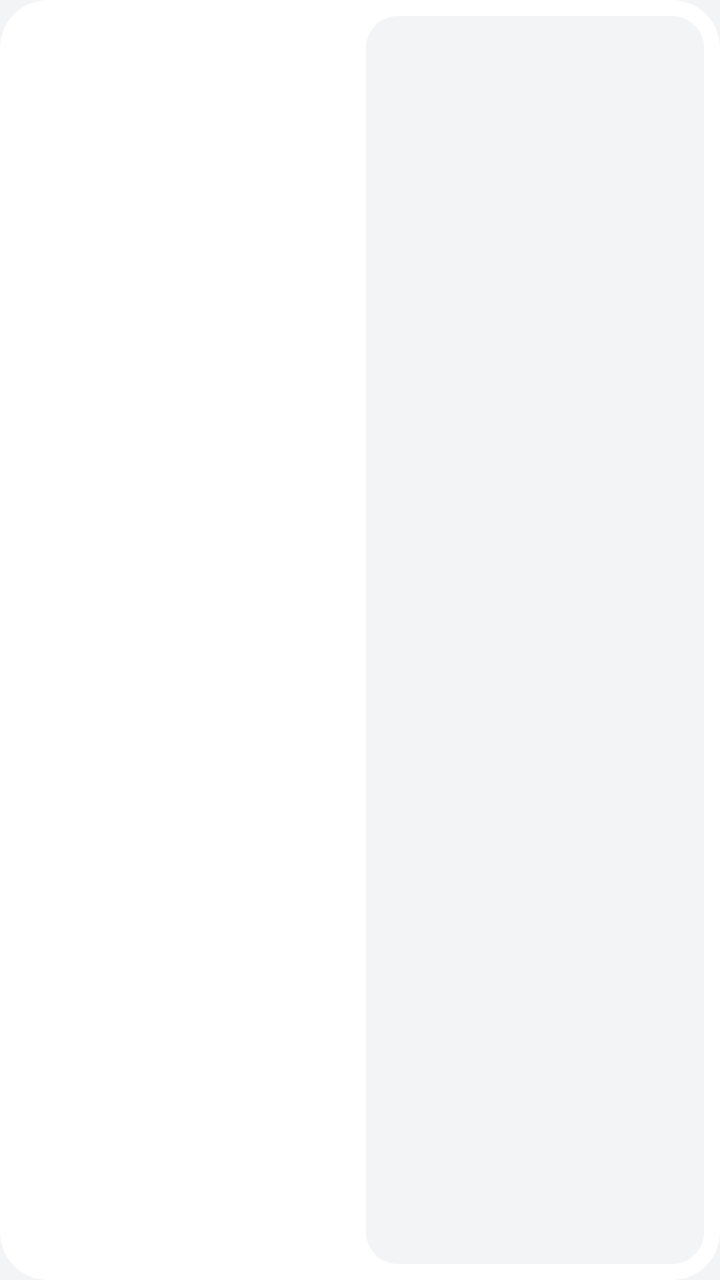
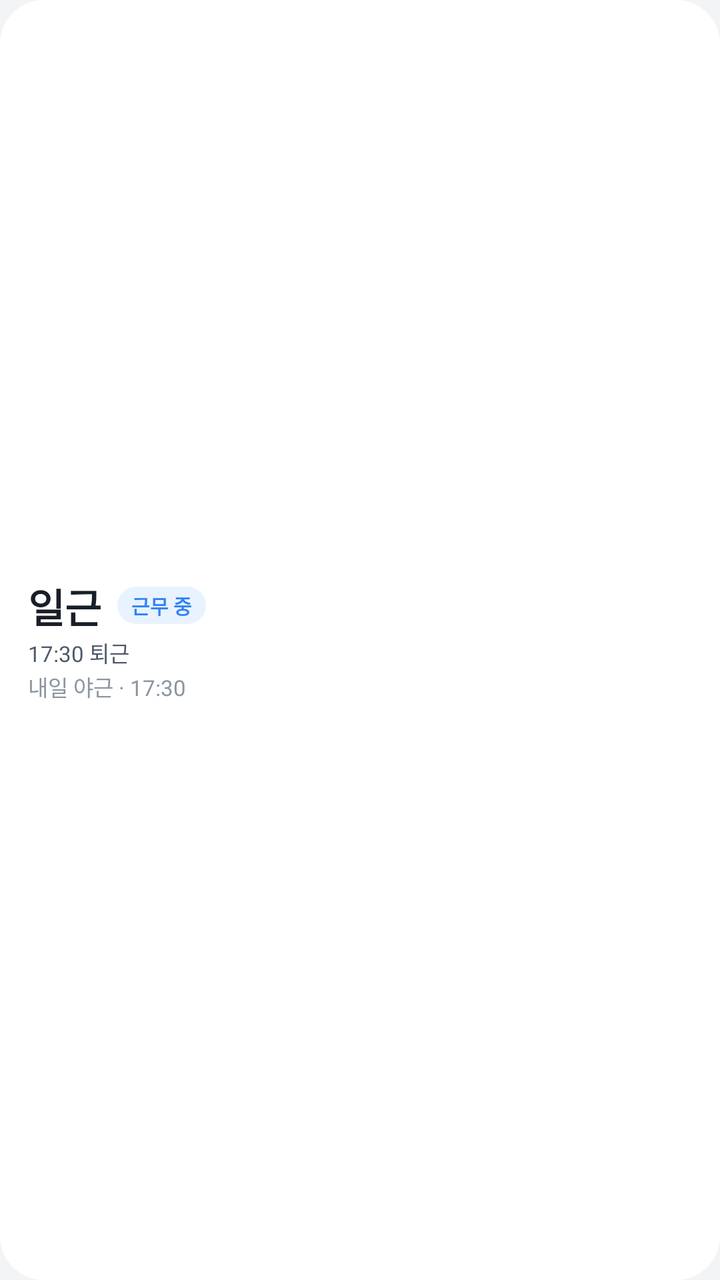

The first picture is an Android layout as it rendered before a commit; the second is the same layout after the commit. The layout source and the unified diff follow.
<!-- AndroidManifest.xml: application theme AppTheme -->
<!-- res/layout/widget_2x1.xml -->
<?xml version="1.0" encoding="utf-8"?>
<FrameLayout xmlns:android="http://schemas.android.com/apk/res/android"
    android:id="@+id/root"
    android:layout_width="match_parent"
    android:layout_height="match_parent"
    android:background="@drawable/widget_bg"
    android:padding="8dp">

    <TextView android:id="@+id/empty" android:layout_width="match_parent" android:layout_height="match_parent" android:gravity="center" android:text="@string/widget_empty" android:textColor="@color/w_sub" android:textSize="11sp" android:visibility="gone" />

    <LinearLayout android:id="@+id/content" android:layout_width="match_parent" android:layout_height="match_parent" android:orientation="horizontal">
        <LinearLayout android:layout_width="0dp" android:layout_height="match_parent" android:layout_weight="1" android:gravity="center_vertical" android:orientation="vertical" android:paddingStart="4dp">
            <TextView android:id="@+id/today_cap" android:layout_width="wrap_content" android:layout_height="wrap_content" android:includeFontPadding="false" android:maxLines="1" android:ellipsize="end" android:textSize="10sp" android:textColor="@color/w_sub" android:textStyle="bold" />
            <TextView android:id="@+id/today_name" android:layout_width="wrap_content" android:layout_height="wrap_content" android:includeFontPadding="false" android:maxLines="1" android:ellipsize="end" android:textSize="20sp" android:textColor="@color/w_blue" android:textStyle="bold" />
            <TextView android:id="@+id/live" android:layout_width="wrap_content" android:layout_height="wrap_content" android:layout_marginTop="2dp" android:includeFontPadding="false" android:maxLines="1" android:ellipsize="end" android:textSize="10sp" android:textColor="@color/w_blue" android:textStyle="bold" />
            <TextView android:id="@+id/live_time" android:layout_width="wrap_content" android:layout_height="wrap_content" android:layout_marginTop="1dp" android:includeFontPadding="false" android:maxLines="1" android:ellipsize="end" android:textSize="10sp" android:textColor="@color/w_body" />
        </LinearLayout>
        <LinearLayout android:layout_width="0dp" android:layout_height="match_parent" android:layout_weight="1" android:layout_marginStart="6dp" android:background="@drawable/widget_inset" android:gravity="center_vertical" android:orientation="vertical" android:paddingStart="8dp" android:paddingEnd="6dp">
            <TextView android:id="@+id/next_cap" android:layout_width="wrap_content" android:layout_height="wrap_content" android:includeFontPadding="false" android:maxLines="1" android:ellipsize="end" android:textSize="10sp" android:textColor="@color/w_sub" android:textStyle="bold" />
            <TextView android:id="@+id/next_name" android:layout_width="wrap_content" android:layout_height="wrap_content" android:layout_marginTop="2dp" android:includeFontPadding="false" android:maxLines="1" android:ellipsize="end" android:textSize="17sp" android:textColor="@color/w_ink" android:textStyle="bold" />
            <TextView android:id="@+id/next_time" android:layout_width="wrap_content" android:layout_height="wrap_content" android:layout_marginTop="2dp" android:includeFontPadding="false" android:maxLines="1" android:ellipsize="end" android:textSize="10sp" android:textColor="@color/w_body" />
        </LinearLayout>
    </LinearLayout>
</FrameLayout>
<!-- resources referenced by this layout -->
<resources>
  <color name="w_blue">#3182F6</color>
  <color name="w_body">#4E5968</color>
  <color name="w_ink">#191F28</color>
  <color name="w_sub">#8B95A1</color>
  <!-- drawable widget_bg (drawable) -->
  <?xml version="1.0" encoding="utf-8"?>
  <shape xmlns:android="http://schemas.android.com/apk/res/android" android:shape="rectangle">
      <solid android:color="@color/w_bg" />
      <corners android:radius="24dp" />
  </shape>
  <!-- drawable widget_inset (drawable) -->
  <?xml version="1.0" encoding="utf-8"?>
  <shape xmlns:android="http://schemas.android.com/apk/res/android" android:shape="rectangle">
      <solid android:color="@color/w_inset" />
      <corners android:radius="16dp" />
  </shape>
  <string name="widget_empty">앱을 한 번 열면 근무가 보여요</string>
  <style name="AppTheme" parent="android:Theme.Material.Light.NoActionBar">
          <item name="android:windowBackground">@color/page</item>
          <item name="android:statusBarColor">@color/page</item>
          <item name="android:navigationBarColor">@color/page</item>
          <item name="android:windowLightStatusBar">true</item>
      </style>
  <color name="w_bg">#FFFFFF</color>
  <color name="w_inset">#F2F4F6</color>
  <color name="page">#F2F4F6</color>
</resources>

<!-- the commit's change to res/layout/widget_2x1.xml (unified diff, before → after) -->
@@ -1,24 +1,24 @@
 <?xml version="1.0" encoding="utf-8"?>
 <FrameLayout xmlns:android="http://schemas.android.com/apk/res/android"
+    xmlns:tools="http://schemas.android.com/tools"
+    tools:ignore="HardcodedText"
     android:id="@+id/root"
     android:layout_width="match_parent"
     android:layout_height="match_parent"
     android:background="@drawable/widget_bg"
-    android:padding="8dp">
+    android:paddingStart="14dp"
+    android:paddingTop="6dp"
+    android:paddingEnd="10dp"
+    android:paddingBottom="6dp">
 
     <TextView android:id="@+id/empty" android:layout_width="match_parent" android:layout_height="match_parent" android:gravity="center" android:text="@string/widget_empty" android:textColor="@color/w_sub" android:textSize="11sp" android:visibility="gone" />
 
-    <LinearLayout android:id="@+id/content" android:layout_width="match_parent" android:layout_height="match_parent" android:orientation="horizontal">
-        <LinearLayout android:layout_width="0dp" android:layout_height="match_parent" android:layout_weight="1" android:gravity="center_vertical" android:orientation="vertical" android:paddingStart="4dp">
-            <TextView android:id="@+id/today_cap" android:layout_width="wrap_content" android:layout_height="wrap_content" android:includeFontPadding="false" android:maxLines="1" android:ellipsize="end" android:textSize="10sp" android:textColor="@color/w_sub" android:textStyle="bold" />
-            <TextView android:id="@+id/today_name" android:layout_width="wrap_content" android:layout_height="wrap_content" android:includeFontPadding="false" android:maxLines="1" android:ellipsize="end" android:textSize="20sp" android:textColor="@color/w_blue" android:textStyle="bold" />
-            <TextView android:id="@+id/live" android:layout_width="wrap_content" android:layout_height="wrap_content" android:layout_marginTop="2dp" android:includeFontPadding="false" android:maxLines="1" android:ellipsize="end" android:textSize="10sp" android:textColor="@color/w_blue" android:textStyle="bold" />
-            <TextView android:id="@+id/live_time" android:layout_width="wrap_content" android:layout_height="wrap_content" android:layout_marginTop="1dp" android:includeFontPadding="false" android:maxLines="1" android:ellipsize="end" android:textSize="10sp" android:textColor="@color/w_body" />
-        </LinearLayout>
-        <LinearLayout android:layout_width="0dp" android:layout_height="match_parent" android:layout_weight="1" android:layout_marginStart="6dp" android:background="@drawable/widget_inset" android:gravity="center_vertical" android:orientation="vertical" android:paddingStart="8dp" android:paddingEnd="6dp">
-            <TextView android:id="@+id/next_cap" android:layout_width="wrap_content" android:layout_height="wrap_content" android:includeFontPadding="false" android:maxLines="1" android:ellipsize="end" android:textSize="10sp" android:textColor="@color/w_sub" android:textStyle="bold" />
-            <TextView android:id="@+id/next_name" android:layout_width="wrap_content" android:layout_height="wrap_content" android:layout_marginTop="2dp" android:includeFontPadding="false" android:maxLines="1" android:ellipsize="end" android:textSize="17sp" android:textColor="@color/w_ink" android:textStyle="bold" />
-            <TextView android:id="@+id/next_time" android:layout_width="wrap_content" android:layout_height="wrap_content" android:layout_marginTop="2dp" android:includeFontPadding="false" android:maxLines="1" android:ellipsize="end" android:textSize="10sp" android:textColor="@color/w_body" />
-        </LinearLayout>
+    <LinearLayout android:id="@+id/content" android:layout_width="match_parent" android:layout_height="match_parent" android:gravity="center_vertical" android:orientation="vertical">
+            <LinearLayout android:layout_width="match_parent" android:layout_height="wrap_content" android:gravity="center_vertical" android:orientation="horizontal">
+                <TextView android:id="@+id/today_name" android:text="일근" android:layout_width="wrap_content" android:layout_height="wrap_content" android:includeFontPadding="false" android:maxLines="1" android:textSize="20sp" android:textColor="@color/w_ink" android:textStyle="bold" />
+                <TextView android:id="@+id/live" android:text="근무 중" android:layout_width="wrap_content" android:layout_height="wrap_content" android:layout_marginStart="8dp" android:background="@drawable/widget_chip_on" android:includeFontPadding="false" android:maxLines="1" android:paddingStart="7dp" android:paddingTop="2dp" android:paddingEnd="7dp" android:paddingBottom="2dp" android:textColor="@color/w_blue" android:textSize="10sp" android:textStyle="bold" />
+            </LinearLayout>
+        <TextView android:id="@+id/live_time" android:text="17:30 퇴근" android:layout_width="wrap_content" android:layout_height="wrap_content" android:layout_marginTop="1dp" android:includeFontPadding="false" android:maxLines="1" android:ellipsize="end" android:textSize="11sp" android:textColor="@color/w_body" />
+        <TextView android:id="@+id/next_time" android:text="내일 야근 · 17:30" android:layout_width="wrap_content" android:layout_height="wrap_content" android:layout_marginTop="1dp" android:includeFontPadding="false" android:maxLines="1" android:ellipsize="end" android:textSize="11sp" android:textColor="@color/w_sub" />
     </LinearLayout>
 </FrameLayout>
<!-- resource entries referenced after the edit -->
@@ -8,13 +8,13 @@
   <?xml version="1.0" encoding="utf-8"?>
   <shape xmlns:android="http://schemas.android.com/apk/res/android" android:shape="rectangle">
       <solid android:color="@color/w_bg" />
-      <corners android:radius="24dp" />
+      <corners android:radius="22dp" />
   </shape>
-  <!-- drawable widget_inset (drawable) -->
+  <!-- drawable widget_chip_on (drawable) -->
   <?xml version="1.0" encoding="utf-8"?>
   <shape xmlns:android="http://schemas.android.com/apk/res/android" android:shape="rectangle">
-      <solid android:color="@color/w_inset" />
-      <corners android:radius="16dp" />
+      <solid android:color="@color/w_blue_soft" />
+      <corners android:radius="999dp" />
   </shape>
   <string name="widget_empty">앱을 한 번 열면 근무가 보여요</string>
   <style name="AppTheme" parent="android:Theme.Material.Light.NoActionBar">
@@ -24,7 +24,7 @@
           <item name="android:windowLightStatusBar">true</item>
       </style>
   <color name="w_bg">#FFFFFF</color>
-  <color name="w_inset">#F2F4F6</color>
+  <color name="w_blue_soft">#E8F3FF</color>
   <color name="page">#F2F4F6</color>
 </resources>
 
